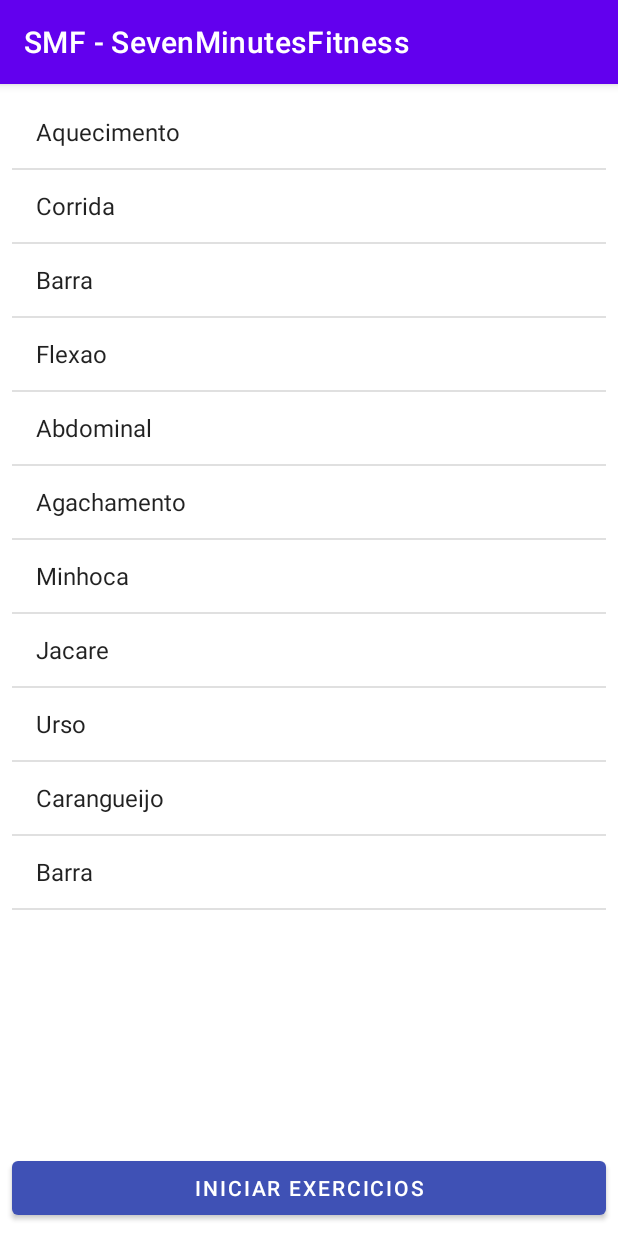
After one commit to rodrigodojo/SevenMinutesFitness, an Android app: the TelaExercicios screen opened directly, with no data from a screen before it, on a phone screen of 412 x 824 dp. The commit adds this screen. Run offline under Robolectric (Android 15) with nearby library versions, the phone set to English and light mode, and no system bars; 1 statement that could not run was skipped.

Commit message:
Aplicativo focado em Exercicios Fisicos

```diff
--- a/app/src/main/AndroidManifest.xml
+++ b/app/src/main/AndroidManifest.xml
@@ -1,6 +1,9 @@
 <?xml version="1.0" encoding="utf-8"?>
 <manifest xmlns:android="http://schemas.android.com/apk/res/android"
     package="com.dojo.smf_sevenminutesfitness">
+
+    <uses-permission android:name="android.permission.INTERNET"/>
+    <uses-permission android:name="android.permission.ACCESS_NETWORK_STATE"/>
 
     <application
         android:allowBackup="true"
@@ -9,6 +12,9 @@
         android:roundIcon="@mipmap/ic_launcher_round"
         android:supportsRtl="true"
         android:theme="@style/Theme.SMFSevenMinutesFitness">
+        <activity android:name=".TelaTreinoRun"></activity>
+        <activity android:name=".TelaVideos" />
+        <activity android:name=".TelaExercicios" />
         <activity android:name=".MainActivity">
             <intent-filter>
                 <action android:name="android.intent.action.MAIN" />
--- /dev/null
+++ b/app/src/main/java/com/dojo/smf_sevenminutesfitness/TelaExercicios.java
@@ -0,0 +1,62 @@
+package com.dojo.smf_sevenminutesfitness;
+
+import androidx.appcompat.app.AppCompatActivity;
+import android.content.Intent;
+import android.os.Bundle;
+import android.view.View;
+import android.widget.AdapterView;
+import android.widget.ArrayAdapter;
+import android.widget.ListView;
+import android.widget.Toast;
+
+public class TelaExercicios extends AppCompatActivity {
+
+    ListView listaExercicios;
+    String exercicioSelecionado;
+    int treinoSelecionado;
+
+    @Override
+    protected void onCreate(Bundle savedInstanceState) {
+        super.onCreate(savedInstanceState);
+        setContentView(R.layout.activity_tela_exercicios);
+        listaExercicios = findViewById(R.id.listaExercicios);
+
+        treinoSelecionado = getIntent().getExtras().getInt("numeroTreino");
+        String[] listaTreino = {};
+        switch (treinoSelecionado){
+            case 0: listaTreino = new String[]{"Aquecimento", "Corrida", "Barra", "Flexao", "Abdominal", "Agachamento", "Minhoca", "Jacare", "Urso", "Carangueijo", "Barra"};
+                break;
+            case 1: listaTreino = new String[]{"Corrida", "Barra", "Flexao", "Corrida", "Barra", "Flexao", "Corrida", "Barra", "Flexao", "Corrida", "Barra", "Flexao", "Corrida", "Barra", "Flexao"};
+                break;
+            default: listaTreino = new String[]{"Minhoca", "Jacare", "Urso", "Carangueijo", "Barra", "Minhoca", "Jacare", "Urso", "Carangueijo", "Barra"};
+                break;
+        }
+
+        ArrayAdapter<String> adapter = new ArrayAdapter<String>(this, android.R.layout.simple_list_item_1, android.R.id.text1, listaTreino);
+
+        listaExercicios.setAdapter(adapter);
+
+        listaExercicios.setOnItemClickListener(new AdapterView.OnItemClickListener() {
+            @Override
+            public void onItemClick(AdapterView<?> parent, View view, int position, long id) {
+                int itemPosition  = position;
+                String  itemValue  = (String) listaExercicios.getItemAtPosition(position);
+                Toast.makeText(getApplicationContext(), "Item :"+itemPosition+"  ListItem : " +itemValue , Toast.LENGTH_SHORT).show();
+                exercicioSelecionado = itemValue;
+                loadTelaVideos();
+            }
+        });
+    }
+
+    public void loadTelaVideos(){
+        Intent intent = new Intent(getApplicationContext(), TelaVideos.class);
+        intent.putExtra("nomeVideo", exercicioSelecionado);
+        startActivity(intent);
+    }
+
+    public void loadTelaTreinoRun(View view){
+        Intent intent = new Intent(getApplicationContext(), TelaTreinoRun.class);
+        intent.putExtra("numeroTreino", treinoSelecionado);
+        startActivity(intent);
+    }
+}
--- /dev/null
+++ b/app/src/main/res/layout/activity_tela_exercicios.xml
@@ -0,0 +1,40 @@
+<?xml version="1.0" encoding="utf-8"?>
+<androidx.constraintlayout.widget.ConstraintLayout xmlns:android="http://schemas.android.com/apk/res/android"
+    xmlns:app="http://schemas.android.com/apk/res-auto"
+    xmlns:tools="http://schemas.android.com/tools"
+    android:layout_width="match_parent"
+    android:layout_height="match_parent"
+    tools:context=".TelaExercicios">
+
+    <ListView
+        android:id="@+id/listaExercicios"
+        android:layout_width="0dp"
+        android:layout_height="0dp"
+        android:layout_marginStart="8dp"
+        android:layout_marginLeft="8dp"
+        android:layout_marginTop="8dp"
+        android:layout_marginEnd="8dp"
+        android:layout_marginRight="8dp"
+        android:layout_marginBottom="16dp"
+        app:layout_constraintBottom_toTopOf="@+id/button"
+        app:layout_constraintEnd_toEndOf="parent"
+        app:layout_constraintStart_toStartOf="parent"
+        app:layout_constraintTop_toTopOf="parent" />
+
+    <Button
+        android:id="@+id/button"
+        android:layout_width="match_parent"
+        android:layout_height="wrap_content"
+        android:layout_marginStart="8dp"
+        android:layout_marginLeft="8dp"
+        android:layout_marginEnd="8dp"
+        android:layout_marginRight="8dp"
+        android:layout_marginBottom="8dp"
+        android:onClick="loadTelaTreinoRun"
+        android:text="@string/iniciar_exercicios"
+        app:backgroundTint="#3F51B5"
+        app:layout_constraintBottom_toBottomOf="parent"
+        app:layout_constraintEnd_toEndOf="parent"
+        app:layout_constraintStart_toStartOf="parent" />
+
+</androidx.constraintlayout.widget.ConstraintLayout>
--- a/app/src/main/res/values/strings.xml
+++ b/app/src/main/res/values/strings.xml
@@ -5,6 +5,8 @@
     <string name="a">A</string>
     <string name="m">M</string>
     <string name="texto">texto</string>
+    <string name="txtnometreino">txtNomeTreino</string>
+    <string name="iniciar_exercicios">iniciar exercicios</string>
     <string-array name="inicial_treinos">
         <item>A</item>
         <item>B</item>
```
Also changed, not shown: app/src/main/java/com/dojo/smf_sevenminutesfitness/MainActivity.java (+57 -2 lines), app/src/main/java/com/dojo/smf_sevenminutesfitness/TelaTreinoRun.java (added, +14 -0 lines), app/src/main/java/com/dojo/smf_sevenminutesfitness/TelaVideos.java (added, +39 -0 lines), app/src/main/java/com/dojo/smf_sevenminutesfitness/TreinosAdapter.java (+65 -1 lines), app/src/main/java/com/dojo/smf_sevenminutesfitness/TreinosDataProvider.java (+33 -0 lines), app/src/main/res/layout/activity_main.xml (+18 -14 lines), app/src/main/res/layout/activity_tela_treino_run.xml (added, +9 -0 lines), app/src/main/res/layout/activity_tela_videos.xml (added, +40 -0 lines), app/src/main/res/layout/celula_treino.xml (+8 -10 lines).
